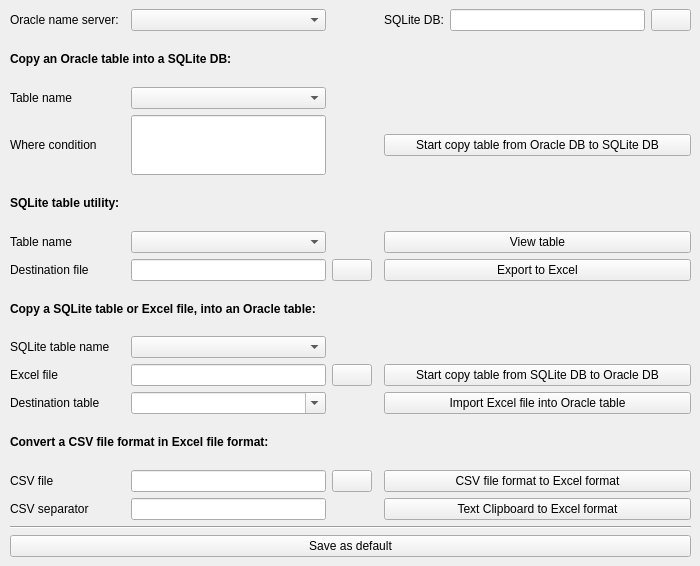
MValaguz/MGrep, file source/qtdesigner/import_export_ui.ui: the form before one commit.
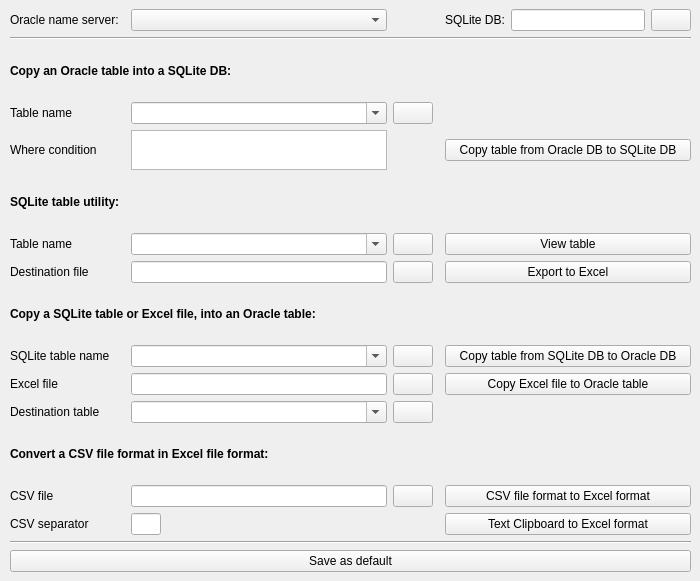
The form after the commit. Icons and pictures are not drawn.

What changed in the file:
```diff
--- a/source/qtdesigner/import_export_ui.ui
+++ b/source/qtdesigner/import_export_ui.ui
@@ -7,7 +7,7 @@
     <x>0</x>
     <y>0</y>
     <width>700</width>
-    <height>566</height>
+    <height>581</height>
    </rect>
   </property>
   <property name="windowTitle">
@@ -28,12 +28,33 @@
     <property name="leftMargin">
      <number>10</number>
     </property>
-    <item row="11" column="2">
-     <widget class="QLineEdit" name="e_excel_file"/>
+    <item row="7" column="3">
+     <widget class="QPushButton" name="b_table_name">
+      <property name="toolTip">
+       <string>Load table list</string>
+      </property>
+      <property name="text">
+       <string/>
+      </property>
+      <property name="icon">
+       <iconset resource="resource.qrc">
+        <normaloff>:/icons/icons/refresh.gif</normaloff>:/icons/icons/refresh.gif</iconset>
+      </property>
+     </widget>
     </item>
-    <item row="14" column="3">
-     <widget class="QPushButton" name="b_import_excel">
+    <item row="4" column="5">
+     <widget class="QLabel" name="l_label2">
       <property name="text">
+       <string>SQLite DB:</string>
+      </property>
+      <property name="buddy">
+       <cstring>e_sqlite_db</cstring>
+      </property>
+     </widget>
+    </item>
+    <item row="19" column="3">
+     <widget class="QPushButton" name="b_csv_file">
+      <property name="text">
        <string/>
       </property>
       <property name="icon">
@@ -42,7 +63,133 @@
       </property>
      </widget>
     </item>
-    <item row="11" column="3">
+    <item row="4" column="0">
+     <widget class="QLabel" name="l_label1">
+      <property name="text">
+       <string>Oracle name server:</string>
+      </property>
+      <property name="buddy">
+       <cstring>e_dboracle</cstring>
+      </property>
+     </widget>
+    </item>
+    <item row="20" column="5" colspan="3">
+     <widget class="QPushButton" name="b_start_clip_to_excel">
+      <property name="text">
+       <string>Text Clipboard to Excel format</string>
+      </property>
+      <property name="icon">
+       <iconset resource="resource.qrc">
+        <normaloff>:/icons/icons/clipboard.gif</normaloff>:/icons/icons/clipboard.gif</iconset>
+      </property>
+     </widget>
+    </item>
+    <item row="5" column="0" colspan="8">
+     <widget class="Line" name="line_2">
+      <property name="orientation">
+       <enum>Qt::Horizontal</enum>
+      </property>
+     </widget>
+    </item>
+    <item row="6" column="0" colspan="4">
+     <widget class="QLabel" name="l_label4">
+      <property name="font">
+       <font>
+        <weight>75</weight>
+        <bold>true</bold>
+       </font>
+      </property>
+      <property name="text">
+       <string>Copy an Oracle table into a SQLite DB:</string>
+      </property>
+     </widget>
+    </item>
+    <item row="22" column="0" colspan="8">
+     <widget class="QPushButton" name="b_save">
+      <property name="text">
+       <string>Save as default</string>
+      </property>
+      <property name="icon">
+       <iconset resource="resource.qrc">
+        <normaloff>:/icons/icons/disk.gif</normaloff>:/icons/icons/disk.gif</iconset>
+      </property>
+     </widget>
+    </item>
+    <item row="10" column="0" colspan="3">
+     <widget class="QLabel" name="l_label7">
+      <property name="font">
+       <font>
+        <weight>75</weight>
+        <bold>true</bold>
+       </font>
+      </property>
+      <property name="text">
+       <string>SQLite table utility:</string>
+      </property>
+     </widget>
+    </item>
+    <item row="13" column="0" colspan="4">
+     <widget class="QLabel" name="l_label10">
+      <property name="font">
+       <font>
+        <weight>75</weight>
+        <bold>true</bold>
+       </font>
+      </property>
+      <property name="text">
+       <string>Copy a SQLite table or Excel file, into an Oracle table:</string>
+      </property>
+     </widget>
+    </item>
+    <item row="4" column="7">
+     <widget class="QPushButton" name="b_sqlite_db">
+      <property name="text">
+       <string/>
+      </property>
+      <property name="icon">
+       <iconset resource="resource.qrc">
+        <normaloff>:/icons/icons/folder.gif</normaloff>:/icons/icons/folder.gif</iconset>
+      </property>
+     </widget>
+    </item>
+    <item row="4" column="2">
+     <widget class="QComboBox" name="e_dboracle"/>
+    </item>
+    <item row="21" column="0" colspan="8">
+     <widget class="Line" name="line">
+      <property name="orientation">
+       <enum>Qt::Horizontal</enum>
+      </property>
+     </widget>
+    </item>
+    <item row="18" column="0" colspan="3">
+     <widget class="QLabel" name="l_label14">
+      <property name="font">
+       <font>
+        <weight>75</weight>
+        <bold>true</bold>
+       </font>
+      </property>
+      <property name="text">
+       <string>Convert a CSV file format in Excel file format:</string>
+      </property>
+     </widget>
+    </item>
+    <item row="4" column="6">
+     <widget class="QLineEdit" name="e_sqlite_db"/>
+    </item>
+    <item row="8" column="5" colspan="3">
+     <widget class="QPushButton" name="b_copy_to_sqlite">
+      <property name="text">
+       <string>Copy table from Oracle DB to SQLite DB</string>
+      </property>
+      <property name="icon">
+       <iconset resource="resource.qrc">
+        <normaloff>:/icons/icons/go.gif</normaloff>:/icons/icons/go.gif</iconset>
+      </property>
+     </widget>
+    </item>
+    <item row="12" column="3">
      <widget class="QPushButton" name="b_excel_file">
       <property name="text">
        <string/>
@@ -53,10 +200,7 @@
       </property>
      </widget>
     </item>
-    <item row="13" column="2">
-     <widget class="QComboBox" name="e_table_to_oracle"/>
-    </item>
-    <item row="18" column="0">
+    <item row="19" column="0">
      <widget class="QLabel" name="l_label15">
       <property name="text">
        <string>CSV file</string>
@@ -66,26 +210,17 @@
       </property>
      </widget>
     </item>
-    <item row="19" column="0">
-     <widget class="QLabel" name="l_label16">
-      <property name="text">
-       <string>CSV separator</string>
-      </property>
-      <property name="buddy">
-       <cstring>e_csv_separator</cstring>
-      </property>
-     </widget>
-    </item>
-    <item row="6" column="2">
-     <widget class="QComboBox" name="e_table_name"/>
-    </item>
-    <item row="10" column="2">
-     <widget class="QComboBox" name="e_table_excel"/>
-    </item>
     <item row="14" column="2">
-     <widget class="QLineEdit" name="e_import_excel"/>
+     <widget class="QComboBox" name="e_table_to_oracle">
+      <property name="editable">
+       <bool>true</bool>
+      </property>
+      <property name="maxVisibleItems">
+       <number>20</number>
+      </property>
+     </widget>
     </item>
-    <item row="6" column="0">
+    <item row="7" column="0">
      <widget class="QLabel" name="l_label5">
       <property name="text">
        <string>Table name</string>
@@ -95,37 +230,72 @@
       </property>
      </widget>
     </item>
-    <item row="7" column="0">
+    <item row="15" column="2">
+     <widget class="QLineEdit" name="e_import_excel"/>
+    </item>
+    <item row="12" column="2">
+     <widget class="QLineEdit" name="e_excel_file"/>
+    </item>
+    <item row="15" column="3">
+     <widget class="QPushButton" name="b_import_excel">
+      <property name="text">
+       <string/>
+      </property>
+      <property name="icon">
+       <iconset resource="resource.qrc">
+        <normaloff>:/icons/icons/folder.gif</normaloff>:/icons/icons/folder.gif</iconset>
+      </property>
+     </widget>
+    </item>
+    <item row="7" column="2">
+     <widget class="QComboBox" name="e_table_name">
+      <property name="editable">
+       <bool>true</bool>
+      </property>
+      <property name="maxVisibleItems">
+       <number>20</number>
+      </property>
+     </widget>
+    </item>
+    <item row="20" column="0">
+     <widget class="QLabel" name="l_label16">
+      <property name="text">
+       <string>CSV separator</string>
+      </property>
+      <property name="buddy">
+       <cstring>e_csv_separator</cstring>
+      </property>
+     </widget>
+    </item>
+    <item row="11" column="2">
+     <widget class="QComboBox" name="e_table_excel">
+      <property name="editable">
+       <bool>true</bool>
+      </property>
+      <property name="maxVisibleItems">
+       <number>20</number>
+      </property>
+     </widget>
+    </item>
+    <item row="8" column="0">
      <widget class="QLabel" name="l_label6">
       <property name="text">
        <string>Where condition</string>
       </property>
-      <property name="buddy">
-       <cstring>e_where_cond</cstring>
-      </property>
      </widget>
     </item>
-    <item row="13" column="0">
-     <widget class="QLabel" name="l_label11">
+    <item row="12" column="5" colspan="3">
+     <widget class="QPushButton" name="b_start_excel">
       <property name="text">
-       <string>SQLite table name</string>
+       <string>Export to Excel</string>
       </property>
-      <property name="buddy">
-       <cstring>e_table_to_oracle</cstring>
+      <property name="icon">
+       <iconset resource="resource.qrc">
+        <normaloff>:/icons/icons/excel.gif</normaloff>:/icons/icons/excel.gif</iconset>
       </property>
      </widget>
     </item>
-    <item row="10" column="0">
-     <widget class="QLabel" name="l_label8">
-      <property name="text">
-       <string>Table name</string>
-      </property>
-      <property name="buddy">
-       <cstring>e_table_excel</cstring>
-      </property>
-     </widget>
-    </item>
-    <item row="11" column="0">
+    <item row="12" column="0">
      <widget class="QLabel" name="l_label9">
       <property name="text">
        <string>Destination file</string>
@@ -135,7 +305,7 @@
       </property>
      </widget>
     </item>
-    <item row="14" column="0">
+    <item row="15" column="0">
      <widget class="QLabel" name="l_label12">
       <property name="text">
        <string>Excel file</string>
@@ -145,7 +315,37 @@
       </property>
      </widget>
     </item>
-    <item row="16" column="0">
+    <item row="14" column="0">
+     <widget class="QLabel" name="l_label11">
+      <property name="text">
+       <string>SQLite table name</string>
+      </property>
+      <property name="buddy">
+       <cstring>e_table_to_oracle</cstring>
+      </property>
+     </widget>
+    </item>
+    <item row="11" column="0">
+     <widget class="QLabel" name="l_label8">
+      <property name="text">
+       <string>Table name</string>
+      </property>
+      <property name="buddy">
+       <cstring>e_table_excel</cstring>
+      </property>
+     </widget>
+    </item>
+    <item row="20" column="2">
+     <widget class="QLineEdit" name="e_csv_separator">
+      <property name="maximumSize">
+       <size>
+        <width>30</width>
+        <height>16777215</height>
+       </size>
+      </property>
+     </widget>
+    </item>
+    <item row="17" column="0">
      <widget class="QLabel" name="l_label13">
       <property name="text">
        <string>Destination table</string>
@@ -155,25 +355,20 @@
       </property>
      </widget>
     </item>
-    <item row="16" column="2">
+    <item row="17" column="2">
      <widget class="QComboBox" name="e_oracle_table">
+      <property name="inputMethodHints">
+       <set>Qt::ImhUppercaseOnly</set>
+      </property>
       <property name="editable">
        <bool>true</bool>
       </property>
-     </widget>
-    </item>
-    <item row="11" column="5" colspan="3">
-     <widget class="QPushButton" name="b_start_excel">
-      <property name="text">
-       <string>Export to Excel</string>
+      <property name="maxVisibleItems">
+       <number>20</number>
       </property>
-      <property name="icon">
-       <iconset resource="resource.qrc">
-        <normaloff>:/icons/icons/excel.gif</normaloff>:/icons/icons/excel.gif</iconset>
-      </property>
      </widget>
     </item>
-    <item row="18" column="5" colspan="3">
+    <item row="19" column="5" colspan="3">
      <widget class="QPushButton" name="b_start_csv_to_excel">
       <property name="text">
        <string>CSV file format to Excel format</string>
@@ -184,32 +379,7 @@
       </property>
      </widget>
     </item>
-    <item row="16" column="5" colspan="3">
-     <widget class="QPushButton" name="b_start_import_excel">
-      <property name="text">
-       <string>Import Excel file into Oracle table</string>
-      </property>
-      <property name="icon">
-       <iconset resource="resource.qrc">
-        <normaloff>:/icons/icons/excel.gif</normaloff>:/icons/icons/excel.gif</iconset>
-      </property>
-     </widget>
-    </item>
-    <item row="14" column="5" colspan="3">
-     <widget class="QPushButton" name="b_copy_to_oracle">
-      <property name="text">
-       <string>Start copy table from SQLite DB to Oracle DB</string>
-      </property>
-      <property name="icon">
-       <iconset resource="resource.qrc">
-        <normaloff>:/icons/icons/go.gif</normaloff>:/icons/icons/go.gif</iconset>
-      </property>
-     </widget>
-    </item>
-    <item row="19" column="2">
-     <widget class="QLineEdit" name="e_csv_separator"/>
-    </item>
-    <item row="10" column="5" colspan="3">
+    <item row="11" column="5" colspan="3">
      <widget class="QPushButton" name="b_view_table">
       <property name="text">
        <string>View table</string>
@@ -220,156 +390,77 @@
       </property>
      </widget>
     </item>
-    <item row="18" column="2">
+    <item row="19" column="2">
      <widget class="QLineEdit" name="e_csv_file"/>
     </item>
-    <item row="18" column="3">
-     <widget class="QPushButton" name="b_csv_file">
+    <item row="14" column="5" colspan="3">
+     <widget class="QPushButton" name="b_copy_to_oracle">
       <property name="text">
-       <string/>
+       <string>Copy table from SQLite DB to Oracle DB</string>
       </property>
       <property name="icon">
        <iconset resource="resource.qrc">
-        <normaloff>:/icons/icons/folder.gif</normaloff>:/icons/icons/folder.gif</iconset>
+        <normaloff>:/icons/icons/go.gif</normaloff>:/icons/icons/go.gif</iconset>
       </property>
      </widget>
     </item>
-    <item row="19" column="5" colspan="3">
-     <widget class="QPushButton" name="b_start_clip_to_excel">
-      <property name="text">
-       <string>Text Clipboard to Excel format</string>
+    <item row="17" column="3">
+     <widget class="QPushButton" name="b_oracle_table">
+      <property name="toolTip">
+       <string>Load table list</string>
       </property>
-      <property name="icon">
-       <iconset resource="resource.qrc">
-        <normaloff>:/icons/icons/clipboard.gif</normaloff>:/icons/icons/clipboard.gif</iconset>
-      </property>
-     </widget>
-    </item>
-    <item row="4" column="5">
-     <widget class="QLabel" name="l_label2">
       <property name="text">
-       <string>SQLite DB:</string>
-      </property>
-      <property name="buddy">
-       <cstring>e_sqlite_db</cstring>
-      </property>
-     </widget>
-    </item>
-    <item row="4" column="0">
-     <widget class="QLabel" name="l_label1">
-      <property name="text">
-       <string>Oracle name server:</string>
-      </property>
-      <property name="buddy">
-       <cstring>e_dboracle</cstring>
-      </property>
-     </widget>
-    </item>
-    <item row="12" column="0" colspan="4">
-     <widget class="QLabel" name="l_label10">
-      <property name="font">
-       <font>
-        <weight>75</weight>
-        <bold>true</bold>
-       </font>
-      </property>
-      <property name="text">
-       <string>Copy a SQLite table or Excel file, into an Oracle table:</string>
-      </property>
-     </widget>
-    </item>
-    <item row="21" column="0" colspan="8">
-     <widget class="QPushButton" name="b_save">
-      <property name="text">
-       <string>Save as default</string>
-      </property>
-      <property name="icon">
-       <iconset resource="resource.qrc">
-        <normaloff>:/icons/icons/disk.gif</normaloff>:/icons/icons/disk.gif</iconset>
-      </property>
-     </widget>
-    </item>
-    <item row="9" column="0" colspan="3">
-     <widget class="QLabel" name="l_label7">
-      <property name="font">
-       <font>
-        <weight>75</weight>
-        <bold>true</bold>
-       </font>
-      </property>
-      <property name="text">
-       <string>SQLite table utility:</string>
-      </property>
-     </widget>
-    </item>
-    <item row="5" column="0" colspan="4">
-     <widget class="QLabel" name="l_label4">
-      <property name="font">
-       <font>
-        <weight>75</weight>
-        <bold>true</bold>
-       </font>
-      </property>
-      <property name="text">
-       <string>Copy an Oracle table into a SQLite DB:</string>
-      </property>
-     </widget>
-    </item>
-    <item row="17" column="0" colspan="3">
-     <widget class="QLabel" name="l_label14">
-      <property name="font">
-       <font>
-        <weight>75</weight>
-        <bold>true</bold>
-       </font>
-      </property>
-      <property name="text">
-       <string>Convert a CSV file format in Excel file format:</string>
-      </property>
-     </widget>
-    </item>
-    <item row="4" column="2">
-     <widget class="QComboBox" name="e_dboracle"/>
-    </item>
-    <item row="4" column="6">
-     <widget class="QLineEdit" name="e_sqlite_db"/>
-    </item>
-    <item row="4" column="7">
-     <widget class="QPushButton" name="b_sqlite_db">
-      <property name="text">
        <string/>
       </property>
       <property name="icon">
        <iconset resource="resource.qrc">
-        <normaloff>:/icons/icons/folder.gif</normaloff>:/icons/icons/folder.gif</iconset>
+        <normaloff>:/icons/icons/refresh.gif</normaloff>:/icons/icons/refresh.gif</iconset>
       </property>
      </widget>
     </item>
-    <item row="20" column="0" colspan="8">
-     <widget class="Line" name="line">
-      <property name="orientation">
-       <enum>Qt::Horizontal</enum>
+    <item row="8" column="2">
+     <widget class="QTextEdit" name="e_where_cond">
+      <property name="sizePolicy">
+       <sizepolicy hsizetype="Expanding" vsizetype="Maximum">
+        <horstretch>0</horstretch>
+        <verstretch>0</verstretch>
+       </sizepolicy>
       </property>
-     </widget>
-    </item>
-    <item row="7" column="2">
-     <widget class="QLineEdit" name="e_where_cond">
-      <property name="minimumSize">
+      <property name="maximumSize">
        <size>
-        <width>0</width>
-        <height>60</height>
+        <width>16777215</width>
+        <height>40</height>
        </size>
       </property>
      </widget>
     </item>
-    <item row="7" column="5" colspan="3">
-     <widget class="QPushButton" name="b_copy_to_sqlite">
+    <item row="14" column="3">
+     <widget class="QPushButton" name="b_table_to_oracle">
+      <property name="icon">
+       <iconset resource="resource.qrc">
+        <normaloff>:/icons/icons/refresh.gif</normaloff>:/icons/icons/refresh.gif</iconset>
+      </property>
+     </widget>
+    </item>
+    <item row="11" column="3">
+     <widget class="QPushButton" name="b_table_excel">
       <property name="text">
-       <string>Start copy table from Oracle DB to SQLite DB</string>
+       <string/>
       </property>
       <property name="icon">
        <iconset resource="resource.qrc">
-        <normaloff>:/icons/icons/go.gif</normaloff>:/icons/icons/go.gif</iconset>
+        <normaloff>:/icons/icons/refresh.gif</normaloff>:/icons/icons/refresh.gif</iconset>
+      </property>
+     </widget>
+    </item>
+    <item row="15" column="5" colspan="3">
+     <widget class="QPushButton" name="b_start_import_excel">
+      <property name="text">
+       <string>Copy Excel file to Oracle table</string>
+      </property>
+      <property name="icon">
+       <iconset resource="resource.qrc">
+        <normaloff>:/icons/icons/excel.gif</normaloff>:/icons/icons/excel.gif</iconset>
       </property>
      </widget>
     </item>
```
Left out of the diff: 117 changed lines with no effect on the pictures.
